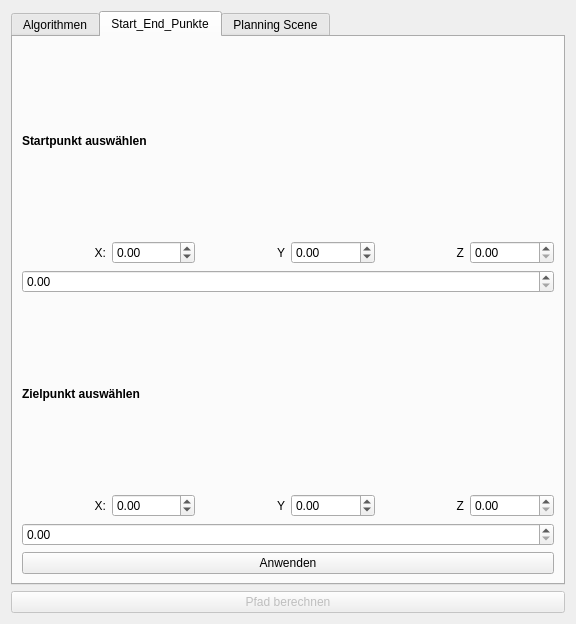
Old version of the form rqt_mypkg/resource/MyPlugin.ui in the repository mounteverset/moveit_path_visualizer.
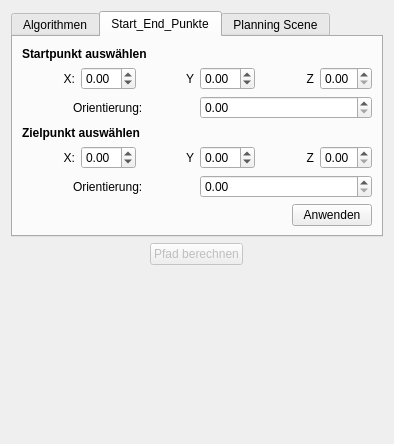
New version of the form.

Commit message: UI changes, delete created coordinates files (start & endpoint)

Patch:
```diff
--- a/rqt_mypkg/resource/MyPlugin.ui
+++ b/rqt_mypkg/resource/MyPlugin.ui
@@ -6,14 +6,24 @@
    <rect>
     <x>0</x>
     <y>0</y>
-    <width>576</width>
-    <height>624</height>
+    <width>394</width>
+    <height>444</height>
    </rect>
   </property>
   <property name="windowTitle">
    <string>Form</string>
   </property>
   <layout class="QGridLayout" name="gridLayout">
+   <item row="1" column="0" alignment="Qt::AlignHCenter">
+    <widget class="QPushButton" name="pushButton_planPath">
+     <property name="enabled">
+      <bool>false</bool>
+     </property>
+     <property name="text">
+      <string>Pfad berechnen</string>
+     </property>
+    </widget>
+   </item>
    <item row="0" column="0">
     <widget class="QTabWidget" name="tabwidget">
      <property name="currentIndex">
@@ -81,7 +91,7 @@
        <string>Start_End_Punkte</string>
       </attribute>
       <layout class="QGridLayout" name="gridLayout_3">
-       <item row="0" column="0">
+       <item row="0" column="1">
         <layout class="QVBoxLayout" name="verticalLayout_2">
          <item>
           <widget class="QLabel" name="label_3">
@@ -167,11 +177,22 @@
           </layout>
          </item>
          <item>
-          <widget class="QDoubleSpinBox" name="doubleSpinBox_r1">
-           <property name="layoutDirection">
-            <enum>Qt::LeftToRight</enum>
-           </property>
-          </widget>
+          <layout class="QHBoxLayout" name="horizontalLayout">
+           <item alignment="Qt::AlignHCenter">
+            <widget class="QLabel" name="label">
+             <property name="text">
+              <string>Orientierung:</string>
+             </property>
+            </widget>
+           </item>
+           <item>
+            <widget class="QDoubleSpinBox" name="doubleSpinBox_r1">
+             <property name="layoutDirection">
+              <enum>Qt::LeftToRight</enum>
+             </property>
+            </widget>
+           </item>
+          </layout>
          </item>
          <item>
           <widget class="QLabel" name="label_7">
@@ -260,9 +281,20 @@
           </layout>
          </item>
          <item>
-          <widget class="QDoubleSpinBox" name="doubleSpinBox_r2"/>
+          <layout class="QHBoxLayout" name="horizontalLayout_4">
+           <item alignment="Qt::AlignHCenter">
+            <widget class="QLabel" name="label_2">
+             <property name="text">
+              <string>Orientierung:</string>
+             </property>
+            </widget>
+           </item>
+           <item>
+            <widget class="QDoubleSpinBox" name="doubleSpinBox_r2"/>
+           </item>
+          </layout>
          </item>
-         <item>
+         <item alignment="Qt::AlignRight">
           <widget class="QPushButton" name="pushButton_apply">
            <property name="layoutDirection">
             <enum>Qt::LeftToRight</enum>
@@ -309,15 +341,18 @@
      </widget>
     </widget>
    </item>
-   <item row="1" column="0">
-    <widget class="QPushButton" name="pushButton_planPath">
-     <property name="enabled">
-      <bool>false</bool>
+   <item row="2" column="0">
+    <spacer name="verticalSpacer_2">
+     <property name="orientation">
+      <enum>Qt::Vertical</enum>
      </property>
-     <property name="text">
-      <string>Pfad berechnen</string>
+     <property name="sizeHint" stdset="0">
+      <size>
+       <width>20</width>
+       <height>40</height>
+      </size>
      </property>
-    </widget>
+    </spacer>
    </item>
   </layout>
  </widget>
```
The commit also changes 2 other files.
